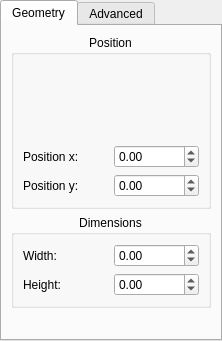
This is plugins/defaultTools/defaulttool/DefaultToolWidget.ui in KDE/krita as Qt 5 draws it before an edit. The edited form follows.
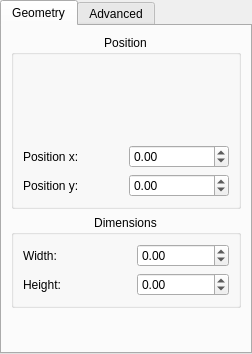
This is the edited form. Custom widgets are drawn as their Qt base class.

Commit message: use the aspect button to keep aspect when resizing in the default tool option widget

Diff of the .ui file:
```diff
--- a/plugins/defaultTools/defaulttool/DefaultToolWidget.ui
+++ b/plugins/defaultTools/defaulttool/DefaultToolWidget.ui
@@ -5,8 +5,8 @@
    <rect>
     <x>0</x>
     <y>0</y>
-    <width>222</width>
-    <height>341</height>
+    <width>252</width>
+    <height>354</height>
    </rect>
   </property>
   <property name="currentIndex" >
@@ -148,7 +148,23 @@
          </property>
         </widget>
        </item>
-       <item row="0" column="1" >
+       <item rowspan="2" row="0" column="1" >
+        <widget class="KoAspectButton" native="1" name="aspectButton" >
+         <property name="minimumSize" >
+          <size>
+           <width>10</width>
+           <height>20</height>
+          </size>
+         </property>
+         <property name="maximumSize" >
+          <size>
+           <width>10</width>
+           <height>30</height>
+          </size>
+         </property>
+        </widget>
+       </item>
+       <item row="0" column="2" >
         <widget class="QDoubleSpinBox" name="widthSpinBox" >
          <property name="minimum" >
           <double>-10000.000000000000000</double>
@@ -168,7 +184,7 @@
          </property>
         </widget>
        </item>
-       <item row="1" column="1" >
+       <item row="1" column="2" >
         <widget class="QDoubleSpinBox" name="heightSpinBox" >
          <property name="minimum" >
           <double>-10000.000000000000000</double>
@@ -189,7 +205,7 @@
       <property name="sizeHint" >
        <size>
         <width>20</width>
-        <height>20</height>
+        <height>16</height>
        </size>
       </property>
      </spacer>
@@ -375,6 +391,12 @@
    <header>KoPositionSelector.h</header>
    <container>1</container>
   </customwidget>
+  <customwidget>
+   <class>KoAspectButton</class>
+   <extends>QWidget</extends>
+   <header>KoAspectButton.h</header>
+   <container>1</container>
+  </customwidget>
  </customwidgets>
  <resources/>
  <connections/>
```
The commit also changes 4 other files.
